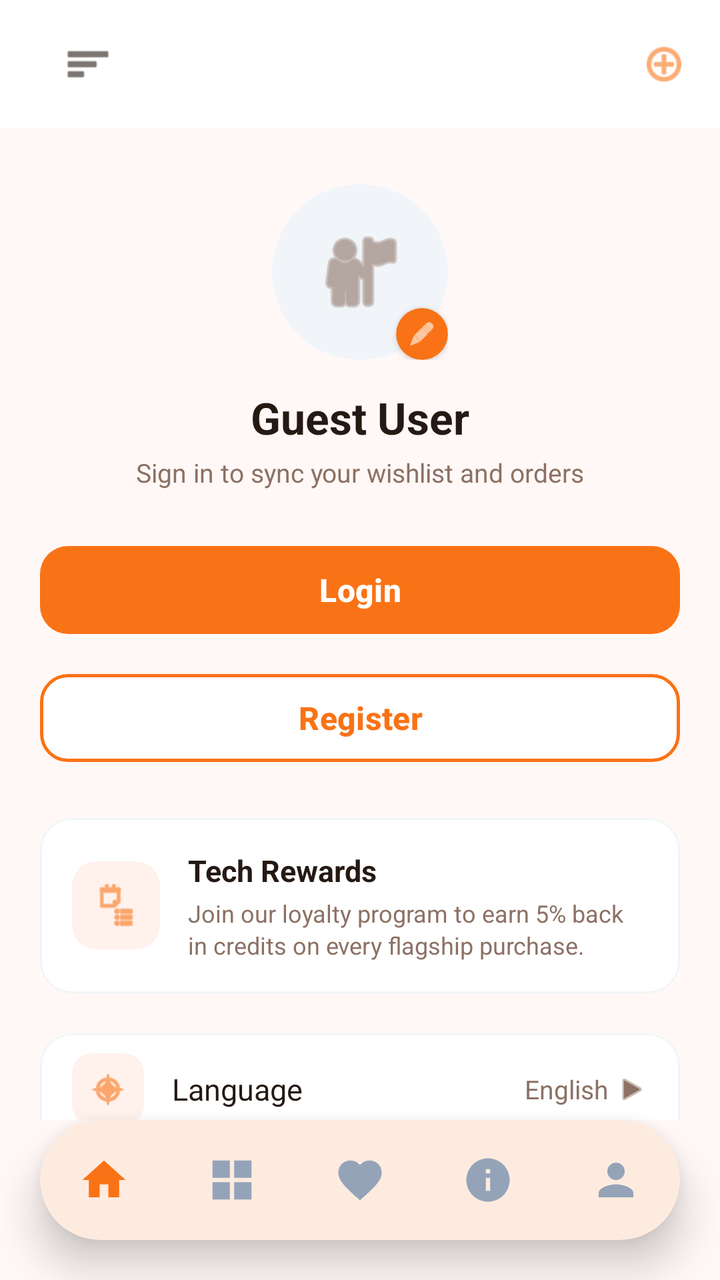
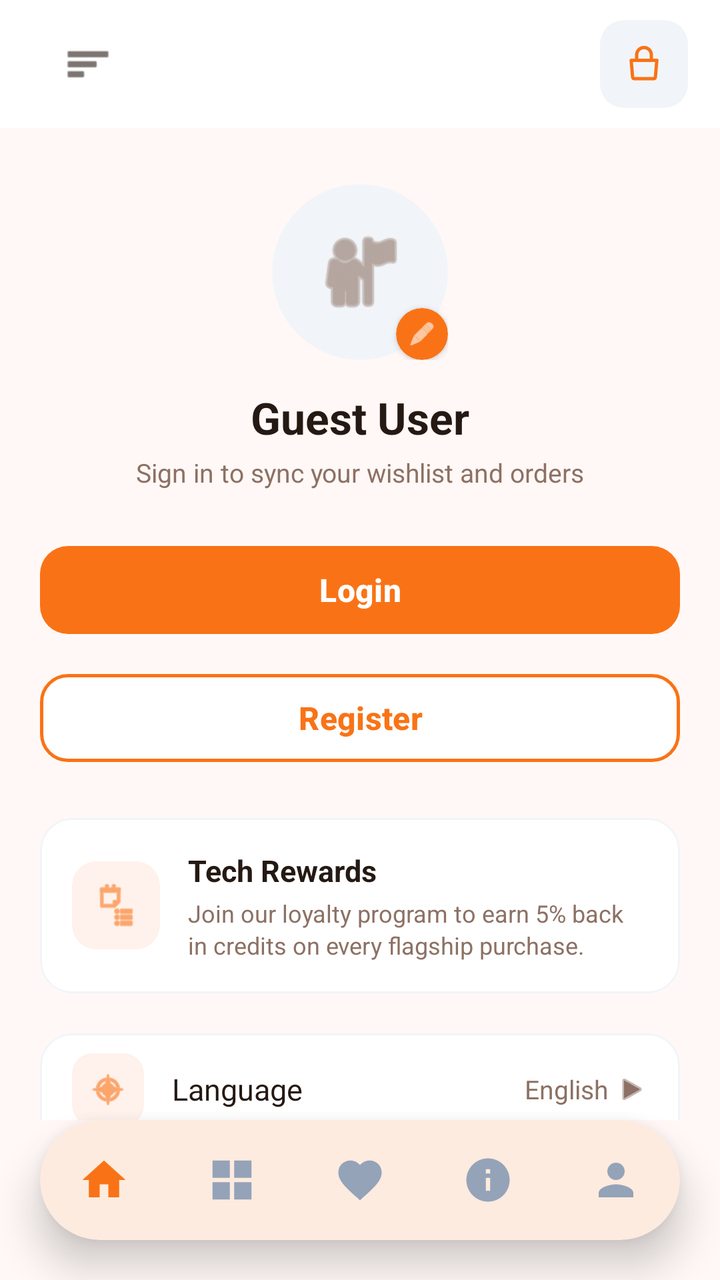

Two renders of the same Android screen: before a commit and after it. Below are the layout's source before the change and the commit's diff.
<!-- AndroidManifest.xml: application theme Theme.BeckieDealApp -->
<!-- res/layout/activity_profile.xml -->
<?xml version="1.0" encoding="utf-8"?>
<androidx.constraintlayout.widget.ConstraintLayout xmlns:android="http://schemas.android.com/apk/res/android"
    xmlns:app="http://schemas.android.com/apk/res-auto"
    xmlns:tools="http://schemas.android.com/tools"
    android:layout_width="match_parent"
    android:layout_height="match_parent"
    android:background="@color/background"
    android:fitsSystemWindows="true"
    tools:context=".ProfileActivity">

    
    <com.google.android.material.appbar.MaterialToolbar
        android:id="@+id/topAppBar"
        android:layout_width="match_parent"
        android:layout_height="64dp"
        android:background="@color/surface"
        android:elevation="0dp"
        app:layout_constraintTop_toTopOf="parent">
        <RelativeLayout
            android:layout_width="match_parent"
            android:layout_height="match_parent"
            android:paddingHorizontal="16dp">
            <ImageView
                android:id="@+id/menuIcon"
                android:layout_width="24dp"
                android:layout_height="24dp"
                android:layout_alignParentStart="true"
                android:layout_centerVertical="true"
                android:src="@android:drawable/ic_menu_sort_by_size"
                app:tint="@color/text_primary" />
            <ImageView
                android:id="@+id/logoImage"
                android:layout_width="120dp"
                android:layout_height="40dp"
                android:layout_centerInParent="true"
                android:scaleType="fitCenter"
                android:src="@mipmap/ic_launcher" />
            <ImageView
                android:id="@+id/cartIcon"
                android:layout_width="24dp"
                android:layout_height="24dp"
                android:layout_alignParentEnd="true"
                android:layout_centerVertical="true"
                android:src="@android:drawable/ic_menu_add"
                app:tint="@color/primary" />
        </RelativeLayout>
    </com.google.android.material.appbar.MaterialToolbar>

    
    <androidx.core.widget.NestedScrollView
        android:layout_width="match_parent"
        android:layout_height="0dp"
        android:fillViewport="true"
        app:layout_constraintTop_toBottomOf="@id/topAppBar"
        app:layout_constraintBottom_toTopOf="@id/bottomNavigationContainer">

        <LinearLayout
            android:layout_width="match_parent"
            android:layout_height="wrap_content"
            android:orientation="vertical"
            android:paddingHorizontal="20dp"
            android:paddingTop="28dp"
            android:paddingBottom="20dp">

            
            <LinearLayout
                android:layout_width="match_parent"
                android:layout_height="wrap_content"
                android:gravity="center"
                android:orientation="vertical">

                
                <FrameLayout
                    android:layout_width="88dp"
                    android:layout_height="88dp">

                    
                    <com.google.android.material.card.MaterialCardView
                        android:layout_width="88dp"
                        android:layout_height="88dp"
                        app:cardCornerRadius="44dp"
                        app:cardElevation="0dp"
                        app:strokeWidth="0dp"
                        app:cardBackgroundColor="@color/border_color">
                        <ImageView
                            android:id="@+id/avatarIcon"
                            android:layout_width="48dp"
                            android:layout_height="48dp"
                            android:layout_gravity="center"
                            android:src="@android:drawable/ic_menu_myplaces"
                            app:tint="@color/text_secondary" />
                    </com.google.android.material.card.MaterialCardView>

                    
                    <com.google.android.material.card.MaterialCardView
                        android:layout_width="26dp"
                        android:layout_height="26dp"
                        android:layout_gravity="bottom|end"
                        app:cardCornerRadius="13dp"
                        app:cardElevation="2dp"
                        app:strokeWidth="0dp"
                        app:cardBackgroundColor="@color/primary">
                        <ImageView
                            android:layout_width="14dp"
                            android:layout_height="14dp"
                            android:layout_gravity="center"
                            android:src="@android:drawable/ic_menu_edit"
                            app:tint="@color/white_fixed" />
                    </com.google.android.material.card.MaterialCardView>

                </FrameLayout>

                <TextView
                    android:layout_width="wrap_content"
                    android:layout_height="wrap_content"
                    android:layout_marginTop="14dp"
                    android:text="Guest User"
                    android:textColor="@color/text_primary"
                    android:textSize="22sp"
                    android:textStyle="bold" />

                <TextView
                    android:layout_width="wrap_content"
                    android:layout_height="wrap_content"
                    android:layout_marginTop="4dp"
                    android:text="Sign in to sync your wishlist and orders"
                    android:textColor="@color/text_secondary"
                    android:textSize="13sp" />

            </LinearLayout>

            
            <com.google.android.material.button.MaterialButton
                android:id="@+id/loginButton"
                android:layout_width="match_parent"
                android:layout_height="52dp"
                android:layout_marginTop="24dp"
                android:text="Login"
                android:textAllCaps="false"
                android:textColor="@color/white_fixed"
                android:textSize="16sp"
                android:textStyle="bold"
                app:backgroundTint="@color/primary"
                app:cornerRadius="14dp"
                app:strokeWidth="0dp" />

            
            <com.google.android.material.button.MaterialButton
                android:id="@+id/registerButton"
                android:layout_width="match_parent"
                android:layout_height="52dp"
                android:layout_marginTop="12dp"
                android:text="Register"
                android:textAllCaps="false"
                android:textColor="@color/primary"
                android:textSize="16sp"
                android:textStyle="bold"
                app:backgroundTint="@color/surface"
                app:cornerRadius="14dp"
                app:strokeColor="@color/primary"
                app:strokeWidth="1.5dp" />

            
            <com.google.android.material.card.MaterialCardView
                android:layout_width="match_parent"
                android:layout_height="wrap_content"
                android:layout_marginTop="24dp"
                app:cardCornerRadius="16dp"
                app:cardElevation="0dp"
                app:strokeWidth="1dp"
                app:strokeColor="@color/border_color"
                app:cardBackgroundColor="@color/surface">

                <LinearLayout
                    android:layout_width="match_parent"
                    android:layout_height="wrap_content"
                    android:gravity="center_vertical"
                    android:orientation="horizontal"
                    android:padding="16dp">

                    <com.google.android.material.card.MaterialCardView
                        android:layout_width="44dp"
                        android:layout_height="44dp"
                        app:cardCornerRadius="12dp"
                        app:cardElevation="0dp"
                        app:strokeWidth="0dp"
                        app:cardBackgroundColor="@color/badge_bg">
                        <ImageView
                            android:layout_width="24dp"
                            android:layout_height="24dp"
                            android:layout_gravity="center"
                            android:src="@android:drawable/ic_menu_agenda"
                            app:tint="@color/primary" />
                    </com.google.android.material.card.MaterialCardView>

                    <LinearLayout
                        android:layout_width="0dp"
                        android:layout_height="wrap_content"
                        android:layout_weight="1"
                        android:layout_marginStart="14dp"
                        android:orientation="vertical">
                        <TextView
                            android:layout_width="wrap_content"
                            android:layout_height="wrap_content"
                            android:text="Tech Rewards"
                            android:textColor="@color/text_primary"
                            android:textSize="15sp"
                            android:textStyle="bold" />
                        <TextView
                            android:layout_width="wrap_content"
                            android:layout_height="wrap_content"
                            android:layout_marginTop="3dp"
                            android:text="Join our loyalty program to earn 5% back in credits on every flagship purchase."
                            android:textColor="@color/text_secondary"
                            android:textSize="12sp"
                            android:lineSpacingExtra="2dp" />
                    </LinearLayout>

                </LinearLayout>
            </com.google.android.material.card.MaterialCardView>

            
            <com.google.android.material.card.MaterialCardView
                android:layout_width="match_parent"
                android:layout_height="wrap_content"
                android:layout_marginTop="20dp"
                app:cardCornerRadius="16dp"
                app:cardElevation="0dp"
                app:strokeWidth="1dp"
                app:strokeColor="@color/border_color"
                app:cardBackgroundColor="@color/surface">

                <LinearLayout
                    android:layout_width="match_parent"
                    android:layout_height="wrap_content"
                    android:orientation="vertical">

                    
                    <LinearLayout
                        android:id="@+id/languageRow"
                        android:layout_width="match_parent"
                        android:layout_height="56dp"
                        android:gravity="center_vertical"
                        android:orientation="horizontal"
                        android:paddingHorizontal="16dp"
                        android:clickable="true"
                        android:focusable="true"
                        android:background="?attr/selectableItemBackground">
                        <com.google.android.material.card.MaterialCardView
                            android:layout_width="36dp"
                            android:layout_height="36dp"
                            app:cardCornerRadius="10dp"
                            app:cardElevation="0dp"
                            app:strokeWidth="0dp"
                            app:cardBackgroundColor="@color/badge_bg">
                            <ImageView
                                android:layout_width="20dp"
                                android:layout_height="20dp"
                                android:layout_gravity="center"
                                android:src="@android:drawable/ic_menu_compass"
                                app:tint="@color/primary" />
                        </com.google.android.material.card.MaterialCardView>
                        <TextView
                            android:layout_width="0dp"
                            android:layout_height="wrap_content"
                            android:layout_weight="1"
                            android:layout_marginStart="14dp"
                            android:text="Language"
                            android:textColor="@color/text_primary"
                            android:textSize="15sp" />
                        <TextView
                            android:layout_width="wrap_content"
                            android:layout_height="wrap_content"
                            android:text="English"
                            android:textColor="@color/text_secondary"
                            android:textSize="13sp" />
                        <ImageView
                            android:layout_width="16dp"
                            android:layout_height="16dp"
                            android:layout_marginStart="4dp"
                            android:src="@android:drawable/ic_media_play"
                            android:rotation="0"
                            app:tint="@color/text_secondary" />
                    </LinearLayout>

                    
                    <View
                        android:layout_width="match_parent"
                        android:layout_height="1dp"
                        android:layout_marginHorizontal="16dp"
                        android:background="@color/border_color" />

                    
                    <LinearLayout
                        android:layout_width="match_parent"
                        android:layout_height="56dp"
                        android:gravity="center_vertical"
                        android:orientation="horizontal"
                        android:paddingHorizontal="16dp">
                        <com.google.android.material.card.MaterialCardView
                            android:layout_width="36dp"
                            android:layout_height="36dp"
                            app:cardCornerRadius="10dp"
                            app:cardElevation="0dp"
                            app:strokeWidth="0dp"
                            app:cardBackgroundColor="@color/badge_bg">
                            <ImageView
                                android:layout_width="20dp"
                                android:layout_height="20dp"
                                android:layout_gravity="center"
                                android:src="@android:drawable/ic_menu_rotate"
                                app:tint="@color/primary" />
                        </com.google.android.material.card.MaterialCardView>
                        <TextView
                            android:layout_width="0dp"
                            android:layout_height="wrap_content"
                            android:layout_weight="1"
                            android:layout_marginStart="14dp"
                            android:text="Dark Mode"
                            android:textColor="@color/text_primary"
                            android:textSize="15sp" />
                        <com.google.android.material.materialswitch.MaterialSwitch
                            android:id="@+id/darkModeSwitch"
                            android:layout_width="wrap_content"
                            android:layout_height="wrap_content" />
                    </LinearLayout>

                    
                    <View
                        android:layout_width="match_parent"
                        android:layout_height="1dp"
                        android:layout_marginHorizontal="16dp"
                        android:background="@color/border_color" />

                    
                    <LinearLayout
                        android:id="@+id/privacyRow"
                        android:layout_width="match_parent"
                        android:layout_height="56dp"
                        android:gravity="center_vertical"
                        android:orientation="horizontal"
                        android:paddingHorizontal="16dp"
                        android:clickable="true"
                        android:focusable="true"
                        android:background="?attr/selectableItemBackground">
                        <com.google.android.material.card.MaterialCardView
                            android:layout_width="36dp"
                            android:layout_height="36dp"
                            app:cardCornerRadius="10dp"
                            app:cardElevation="0dp"
                            app:strokeWidth="0dp"
                            app:cardBackgroundColor="@color/badge_bg">
                            <ImageView
                                android:layout_width="20dp"
                                android:layout_height="20dp"
                                android:layout_gravity="center"
                                android:src="@android:drawable/ic_menu_manage"
                                app:tint="@color/primary" />
                        </com.google.android.material.card.MaterialCardView>
                        <TextView
                            android:layout_width="0dp"
                            android:layout_height="wrap_content"
                            android:layout_weight="1"
                            android:layout_marginStart="14dp"
                            android:text="Privacy Policy"
                            android:textColor="@color/text_primary"
                            android:textSize="15sp" />
                        <ImageView
                            android:layout_width="16dp"
                            android:layout_height="16dp"
                            android:src="@android:drawable/ic_media_play"
                            app:tint="@color/text_secondary" />
                    </LinearLayout>

                    
                    <View
                        android:layout_width="match_parent"
                        android:layout_height="1dp"
                        android:layout_marginHorizontal="16dp"
                        android:background="@color/border_color" />

                    
                    <LinearLayout
                        android:id="@+id/termsRow"
                        android:layout_width="match_parent"
                        android:layout_height="56dp"
                        android:gravity="center_vertical"
                        android:orientation="horizontal"
                        android:paddingHorizontal="16dp"
                        android:clickable="true"
                        android:focusable="true"
                        android:background="?attr/selectableItemBackground">
                        <com.google.android.material.card.MaterialCardView
                            android:layout_width="36dp"
                            android:layout_height="36dp"
                            app:cardCornerRadius="10dp"
                            app:cardElevation="0dp"
                            app:strokeWidth="0dp"
                            app:cardBackgroundColor="@color/badge_bg">
                            <ImageView
                                android:layout_width="20dp"
                                android:layout_height="20dp"
                                android:layout_gravity="center"
                                android:src="@android:drawable/ic_menu_edit"
                                app:tint="@color/primary" />
                        </com.google.android.material.card.MaterialCardView>
                        <TextView
                            android:layout_width="0dp"
                            android:layout_height="wrap_content"
                            android:layout_weight="1"
                            android:layout_marginStart="14dp"
                            android:text="Terms of Service"
                            android:textColor="@color/text_primary"
                            android:textSize="15sp" />
                        <ImageView
                            android:layout_width="16dp"
                            android:layout_height="16dp"
                            android:src="@android:drawable/ic_media_play"
                            app:tint="@color/text_secondary" />
                    </LinearLayout>

                </LinearLayout>
            </com.google.android.material.card.MaterialCardView>

            
            <com.google.android.material.card.MaterialCardView
                android:layout_width="match_parent"
                android:layout_height="100dp"
                android:layout_marginTop="20dp"
                app:cardCornerRadius="16dp"
                app:cardElevation="0dp"
                app:strokeWidth="0dp"
                app:cardBackgroundColor="@color/border_color">

                <FrameLayout
                    android:layout_width="match_parent"
                    android:layout_height="match_parent">

                    <ImageView
                        android:layout_width="match_parent"
                        android:layout_height="match_parent"
                        android:scaleType="centerCrop"
                        android:alpha="0.35"
                        android:src="@drawable/placeholder_image" />

                    <TextView
                        android:layout_width="wrap_content"
                        android:layout_height="wrap_content"
                        android:layout_gravity="bottom|center_horizontal"
                        android:layout_marginBottom="12dp"
                        android:text="TechStore Version 4.2.0-stable"
                        android:textColor="@color/text_secondary"
                        android:textSize="12sp" />

                </FrameLayout>

            </com.google.android.material.card.MaterialCardView>

        </LinearLayout>
    </androidx.core.widget.NestedScrollView>

    
    <com.google.android.material.card.MaterialCardView
        android:id="@+id/bottomNavigationContainer"
        android:layout_width="0dp"
        android:layout_height="wrap_content"
        android:layout_marginStart="20dp"
        android:layout_marginEnd="20dp"
        android:layout_marginBottom="20dp"
        app:cardCornerRadius="36dp"
        app:cardElevation="12dp"
        app:cardBackgroundColor="@color/surface"
        app:strokeWidth="0dp"
        app:layout_constraintBottom_toBottomOf="parent"
        app:layout_constraintStart_toStartOf="parent"
        app:layout_constraintEnd_toEndOf="parent">
        <com.google.android.material.bottomnavigation.BottomNavigationView
            android:id="@+id/bottomNavigation"
            android:layout_width="match_parent"
            android:layout_height="60dp"
            android:background="@android:color/transparent"
            app:backgroundTint="@android:color/transparent"
            app:elevation="0dp"
            app:labelVisibilityMode="unlabeled"
            app:itemIconSize="26dp"
            app:menu="@menu/bottom_nav_menu" />
    </com.google.android.material.card.MaterialCardView>

</androidx.constraintlayout.widget.ConstraintLayout>
<!-- resources referenced by this layout -->
<resources>
  <color name="background">#FFF8F6</color>
  <color name="badge_bg">#FFF1EB</color>
  <color name="border_color">#F1F5F9</color>
  <color name="primary">#F97316</color>
  <color name="surface">#FFFFFF</color>
  <color name="text_primary">#251913</color>
  <color name="text_secondary">#8C7164</color>
  <color name="white_fixed">#FFFFFF</color>
  <!-- mipmap ic_launcher (mipmap-anydpi-v26) -->
  <?xml version="1.0" encoding="utf-8"?>
  <adaptive-icon xmlns:android="http://schemas.android.com/apk/res/android">
      <background android:drawable="@color/ic_launcher_background"/>
      <foreground android:drawable="@mipmap/ic_launcher_foreground"/>
  </adaptive-icon>
  <style name="Theme.BeckieDealApp" parent="Base.Theme.BeckieDealApp" />
  <color name="ic_launcher_background">#FFFFFF</color>
  <color name="on_primary">#FFFFFF</color>
  <color name="primary_container">#F97316</color>
  <color name="on_primary_container">#582200</color>
  <color name="on_surface">#251913</color>
  <style name="Widget.App.BottomNavigationView" parent="Widget.Material3.BottomNavigationView">
          <item name="itemIconSize">26dp</item>
          <item name="itemIconTint">@color/bottom_nav_color</item>
          <item name="itemTextColor">@color/bottom_nav_color</item>
          <item name="android:background">@android:color/transparent</item>
          <item name="backgroundTint">@android:color/transparent</item>
          <item name="labelVisibilityMode">unlabeled</item>
          <item name="itemActiveIndicatorStyle">@style/Widget.App.BottomNavigationView.ActiveIndicator</item>
      </style>
  <style name="Widget.App.BottomNavigationView.ActiveIndicator" parent="Widget.Material3.BottomNavigationView.ActiveIndicator">
          <item name="android:color">@color/badge_bg</item>
          <item name="android:width">48dp</item>
          <item name="android:height">36dp</item>
          <item name="shapeAppearance">@style/ShapeAppearance.App.BottomNavigationView.ActiveIndicator</item>
      </style>
  <style name="ShapeAppearance.App.BottomNavigationView.ActiveIndicator" parent="">
          <item name="cornerFamily">rounded</item>
          <item name="cornerSize">50%</item>
      </style>
  <!-- unchanged entries left out for length: 2 -->
</resources>

<!-- the commit's change to res/layout/activity_profile.xml (unified diff, before → after) -->
@@ -35,14 +35,38 @@
                 android:layout_centerInParent="true"
                 android:scaleType="fitCenter"
                 android:src="@mipmap/ic_launcher" />
-            <ImageView
-                android:id="@+id/cartIcon"
-                android:layout_width="24dp"
-                android:layout_height="24dp"
+            <RelativeLayout
+                android:id="@+id/cartContainer"
+                android:layout_width="44dp"
+                android:layout_height="44dp"
                 android:layout_alignParentEnd="true"
                 android:layout_centerVertical="true"
-                android:src="@android:drawable/ic_menu_add"
-                app:tint="@color/primary" />
+                android:background="@drawable/form_field_background">
+
+                <ImageView
+                    android:id="@+id/cartIcon"
+                    android:layout_width="22dp"
+                    android:layout_height="22dp"
+                    android:layout_centerInParent="true"
+                    android:src="@drawable/ic_shopping_bag"
+                    app:tint="@color/primary" />
+
+                <TextView
+                    android:id="@+id/cartBadge"
+                    android:layout_width="18dp"
+                    android:layout_height="18dp"
+                    android:layout_alignParentEnd="true"
+                    android:layout_alignParentTop="true"
+                    android:background="@drawable/badge_pill"
+                    android:backgroundTint="@color/red_error"
+                    android:gravity="center"
+                    android:text="0"
+                    android:textColor="@color/white_fixed"
+                    android:textSize="9sp"
+                    android:textStyle="bold"
+                    android:visibility="gone" />
+
+            </RelativeLayout>
         </RelativeLayout>
     </com.google.android.material.appbar.MaterialToolbar>
 
<!-- resource entries referenced after the edit -->
@@ -4,10 +4,50 @@
   <color name="badge_bg">#FFF1EB</color>
   <color name="border_color">#F1F5F9</color>
   <color name="primary">#F97316</color>
+  <color name="red_error">#EF4444</color>
   <color name="surface">#FFFFFF</color>
   <color name="text_primary">#251913</color>
   <color name="text_secondary">#8C7164</color>
   <color name="white_fixed">#FFFFFF</color>
+  <!-- drawable badge_pill (drawable) -->
+  <?xml version="1.0" encoding="utf-8"?>
+  <shape xmlns:android="http://schemas.android.com/apk/res/android">
+      <solid android:color="#33FFFFFF" />
+      <corners android:radius="4dp" />
+  </shape>
+  <!-- drawable form_field_background (drawable) -->
+  <?xml version="1.0" encoding="utf-8"?>
+  <shape xmlns:android="http://schemas.android.com/apk/res/android">
+      <solid android:color="@color/input_background" />
+      <corners android:radius="12dp" />
+  </shape>
+  <!-- drawable ic_shopping_bag (drawable) -->
+  <?xml version="1.0" encoding="utf-8"?>
+  <vector xmlns:android="http://schemas.android.com/apk/res/android"
+      android:width="24dp"
+      android:height="24dp"
+      android:viewportWidth="24"
+      android:viewportHeight="24">
+  
+      
+      <path
+          android:fillColor="@android:color/transparent"
+          android:strokeColor="@android:color/white"
+          android:strokeWidth="1.8"
+          android:strokeLineCap="round"
+          android:strokeLineJoin="round"
+          android:pathData="M8,10 L8,7 A4,4 0 0 1 16,7 L16,10" />
+  
+      
+      <path
+          android:fillColor="@android:color/transparent"
+          android:strokeColor="@android:color/white"
+          android:strokeWidth="1.8"
+          android:strokeLineCap="round"
+          android:strokeLineJoin="round"
+          android:pathData="M5,10 L5.8,19.2 A1,1 0 0 0 6.8,20 L17.2,20 A1,1 0 0 0 18.2,19.2 L19,10 Z" />
+  
+  </vector>
   <!-- mipmap ic_launcher (mipmap-anydpi-v26) -->
   <?xml version="1.0" encoding="utf-8"?>
   <adaptive-icon xmlns:android="http://schemas.android.com/apk/res/android">
@@ -15,6 +55,7 @@
       <foreground android:drawable="@mipmap/ic_launcher_foreground"/>
   </adaptive-icon>
   <style name="Theme.BeckieDealApp" parent="Base.Theme.BeckieDealApp" />
+  <color name="input_background">#F1F5F9</color>
   <color name="ic_launcher_background">#FFFFFF</color>
   <color name="on_primary">#FFFFFF</color>
   <color name="primary_container">#F97316</color>
